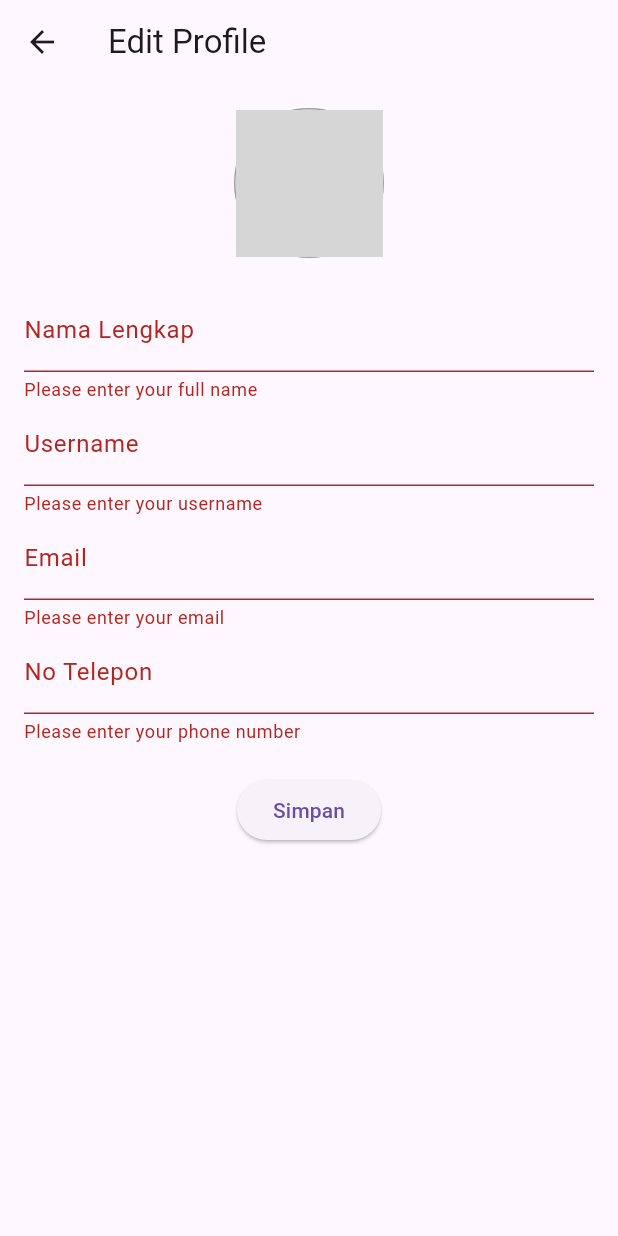
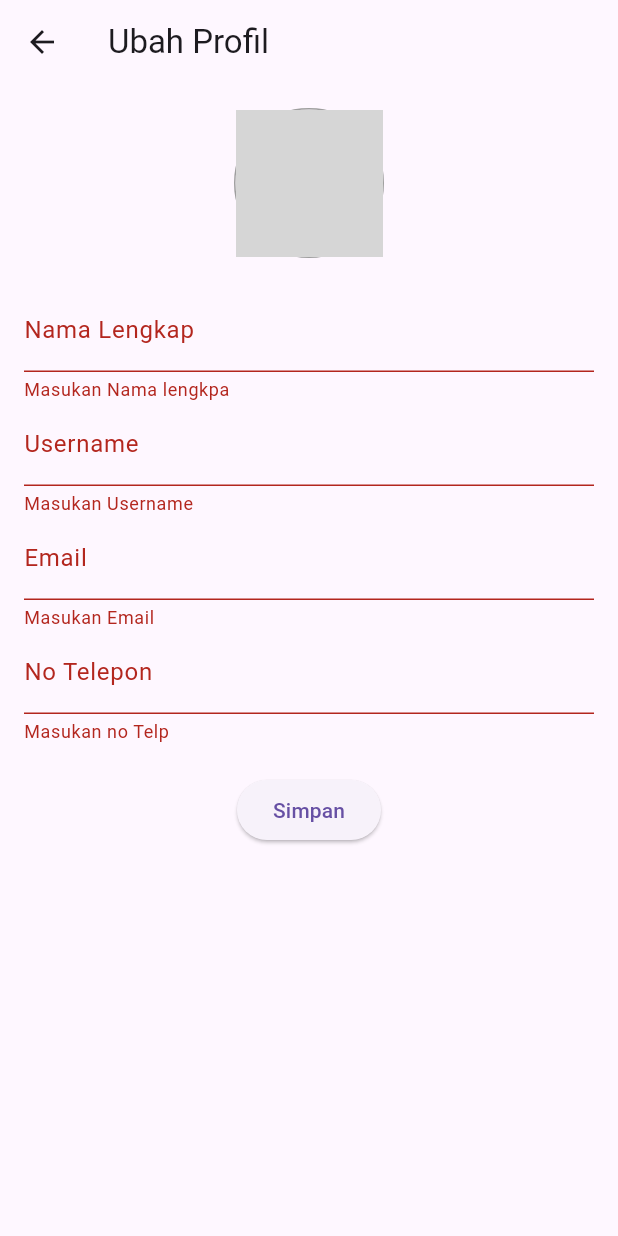
Before and after one commit to kfahmi77/travelgram, a Flutter app: the EditProfilePage screen opened directly, after a tap on "Simpan", on a phone screen of 412 x 824 dp. Run offline on Flutter 3.47's test engine with Material 3 defaults, Android fonts, the phone set to English and light mode, and no system bars; our stand-ins replace animated_notch_bottom_bar, flutter_map, flutter_rating_bar, flutter_screenutil, font_awesome_flutter, get and 6 more; accounts and stored records are empty; network calls fail; statements that could not run were skipped; grey boxes are pictures that could not be loaded.

Commit message:
ubah bahasa

```diff
--- a/lib/app/modules/chat/views/chat_view copy.dart
+++ b/lib/app/modules/chat/views/chat_view copy.dart
@@ -63,7 +63,7 @@ class _ChatScreenViewState extends State<ChatScreenView> {
   Widget build(BuildContext context) {
     return Scaffold(
         appBar: AppBar(
-          title: const Text('Messages'),
+          title: const Text('Pesan'),
           actions: [
             IconButton(
               icon: const Icon(Icons.add),
--- a/lib/app/modules/chat/views/chat_view.dart
+++ b/lib/app/modules/chat/views/chat_view.dart
@@ -65,7 +65,7 @@ class _ChatScreenViewState extends State<ChatScreenView> {
   Widget build(BuildContext context) {
     return Scaffold(
         appBar: AppBar(
-          title: const Text('Messages'),
+          title: const Text('Pesan'),
           actions: [
             IconButton(
               icon: const Icon(Icons.add),
--- a/lib/app/modules/chat/views/detail_chat_view.dart
+++ b/lib/app/modules/chat/views/detail_chat_view.dart
@@ -105,7 +105,7 @@ class _DetailChatViewState extends State<DetailChatView> {
   Widget build(BuildContext context) {
     return Scaffold(
       appBar: AppBar(
-        title: const Text('Chat Messages'),
+        title: const Text('Obrolan Pesan'),
       ),
       body: Column(
         children: [
@@ -195,7 +195,7 @@ class _DetailChatViewState extends State<DetailChatView> {
                   child: TextField(
                     controller: _messageController,
                     decoration: const InputDecoration(
-                      hintText: 'Type your message...',
+                      hintText: 'Ketik pesanmu...',
                     ),
                   ),
                 ),
--- a/lib/app/modules/user_profile/views/edit_user_profile.dart
+++ b/lib/app/modules/user_profile/views/edit_user_profile.dart
@@ -87,7 +87,7 @@ class _EditProfilePageState extends State<EditProfilePage> {
   Widget build(BuildContext context) {
     return Scaffold(
       appBar: AppBar(
-        title: const Text('Edit Profile'),
+        title: const Text('Ubah Profil'),
       ),
       body: profileData == null
           ? const Center(child: CircularProgressIndicator())
@@ -128,7 +128,7 @@ class _EditProfilePageState extends State<EditProfilePage> {
                             const InputDecoration(labelText: 'Nama Lengkap'),
                         validator: (value) {
                           if (value == null || value.isEmpty) {
-                            return 'Please enter your full name';
+                            return 'Masukan Nama lengkpa';
                           }
                           return null;
                         },
@@ -139,7 +139,7 @@ class _EditProfilePageState extends State<EditProfilePage> {
                             const InputDecoration(labelText: 'Username'),
                         validator: (value) {
                           if (value == null || value.isEmpty) {
-                            return 'Please enter your username';
+                            return 'Masukan Username';
                           }
                           return null;
                         },
@@ -150,7 +150,7 @@ class _EditProfilePageState extends State<EditProfilePage> {
                         decoration: const InputDecoration(labelText: 'Email'),
                         validator: (value) {
                           if (value == null || value.isEmpty) {
-                            return 'Please enter your email';
+                            return 'Masukan Email';
                           }
                           return null;
                         },
@@ -161,7 +161,7 @@ class _EditProfilePageState extends State<EditProfilePage> {
                             const InputDecoration(labelText: 'No Telepon'),
                         validator: (value) {
                           if (value == null || value.isEmpty) {
-                            return 'Please enter your phone number';
+                            return 'Masukan no Telp';
                           }
                           return null;
                         },
```
Also changed, not shown: pubspec.lock.
